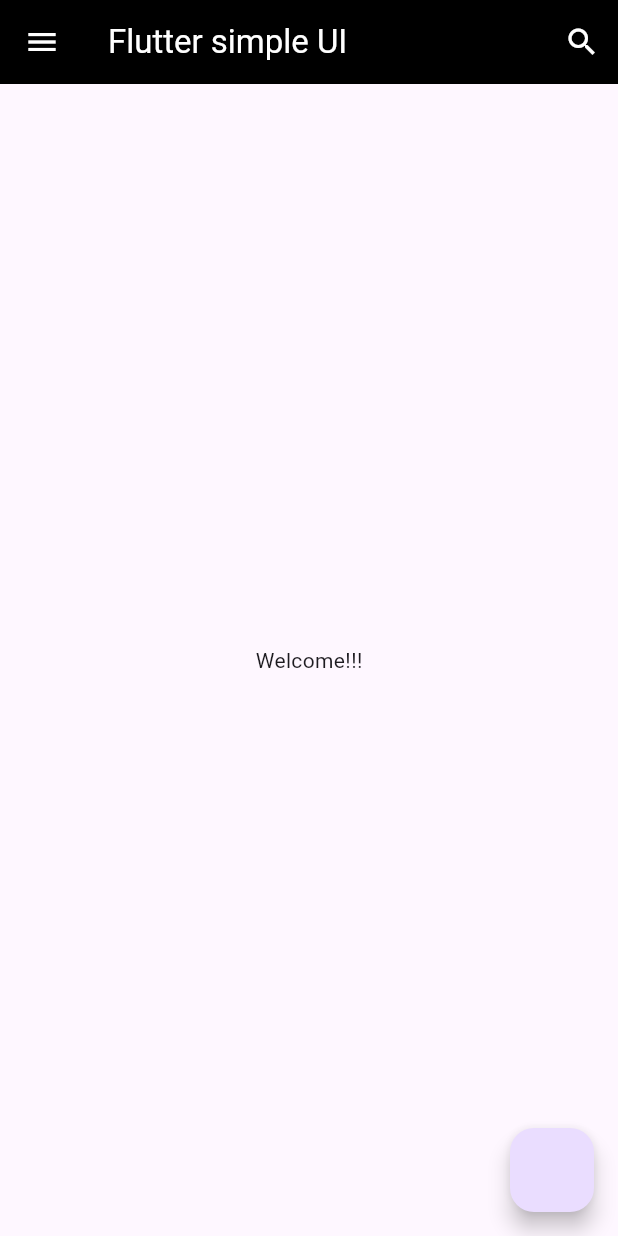
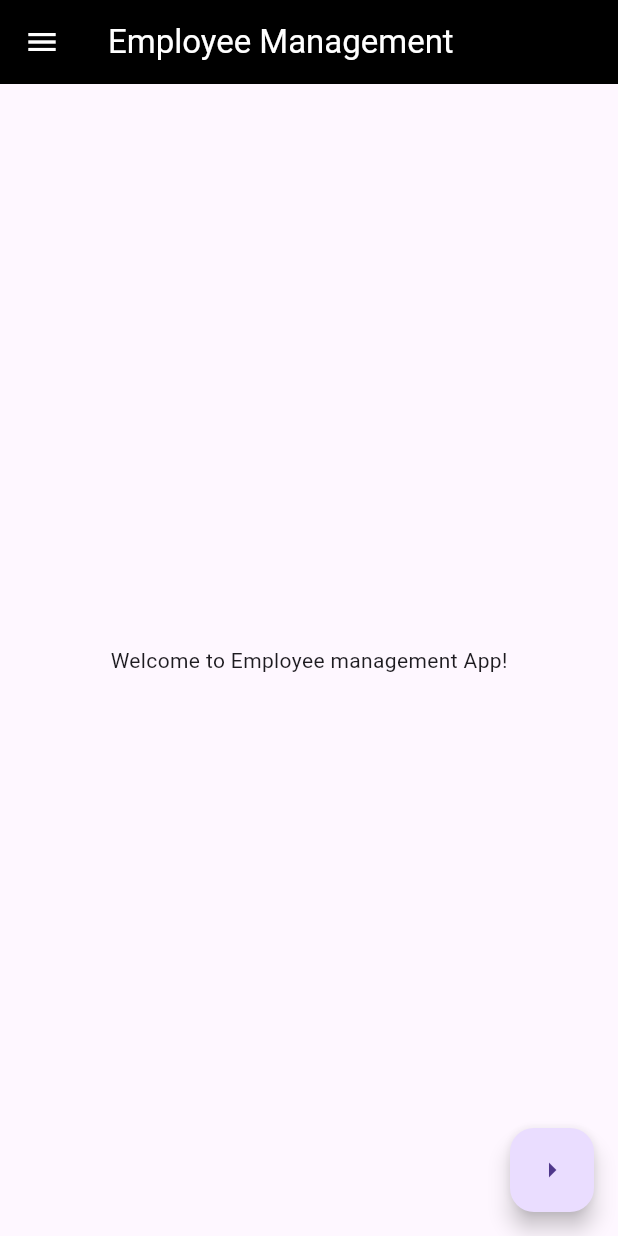
Before and after one commit to ichbinnichts/simple-flutter-spring-app, a Flutter app: the screen it shows after launch, after a tap on the "menu" icon, on a phone screen of 412 x 824 dp. Run offline on Flutter 3.47's test engine with Material 3 defaults, Android fonts, the phone set to English and light mode, and no system bars.

Commit message:
feat: add employee page and segregate from home

```diff
--- a/FlutterClientApp/clientapp/lib/home/home.dart
+++ b/FlutterClientApp/clientapp/lib/home/home.dart
@@ -1,3 +1,4 @@
+import 'package:clientapp/employee/employee.dart';
 import 'package:flutter/material.dart';
 
 class Home extends StatefulWidget {
@@ -8,36 +9,43 @@ class Home extends StatefulWidget {
 }
 
 class _HomeState extends State<Home> {
+  void _iconButton() {
+    print('Icon button');
+  }
+
+  void _iconSearch() {}
+
+  void _iconGoToEmployees() {
+    Navigator.of(context).push(MaterialPageRoute(
+      builder: (BuildContext context) => const Employee(),
+    ));
+  }
+
   @override
   Widget build(BuildContext context) {
     return Scaffold(
       appBar: AppBar(
         leading: IconButton(
           icon: Icon(Icons.menu),
-          tooltip: 'Simple Flutter UI',
+          tooltip: '',
           color: Colors.white,
-          onPressed: () {},
+          onPressed: _iconButton,
         ),
         backgroundColor: Colors.black,
         title: const Text(
-          'Flutter simple UI',
+          'Employee Management',
           style: TextStyle(color: Colors.white),
         ),
-        actions: <Widget>[
-          IconButton(
-            onPressed: () {},
-            icon: Icon(Icons.search),
-            color: Colors.white,
-          )
-        ],
       ),
       body: Center(
         child: Text(
-          'Welcome!!!',
+          'Welcome to Employee management App!',
         ),
       ),
       floatingActionButton: FloatingActionButton(
-        onPressed: () {},
+        onPressed: _iconGoToEmployees,
+        tooltip: 'Go to Employee list',
+        child: const Icon(Icons.arrow_right),
       ),
     );
   }
```
Also changed, not shown: FlutterClientApp/clientapp/lib/employee/employee.dart (added, +40 -0 lines).
